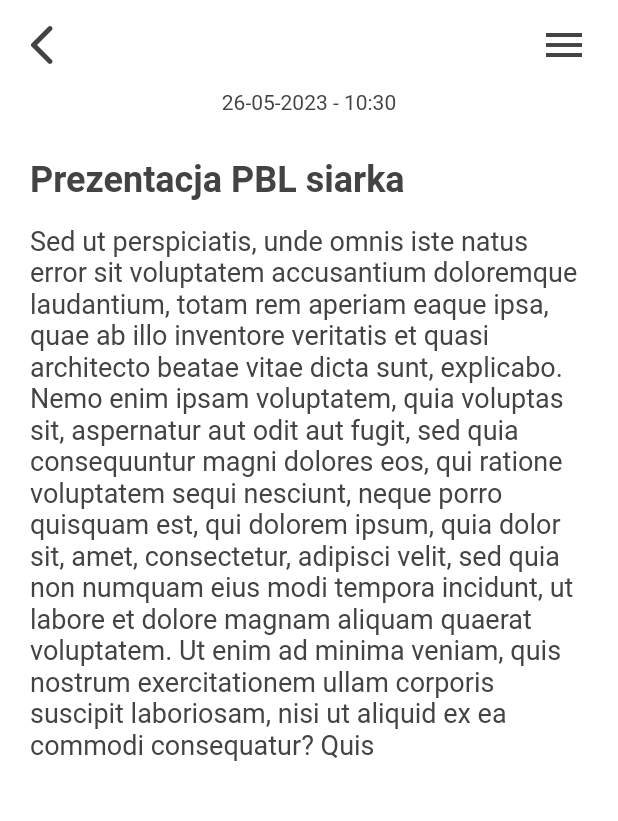
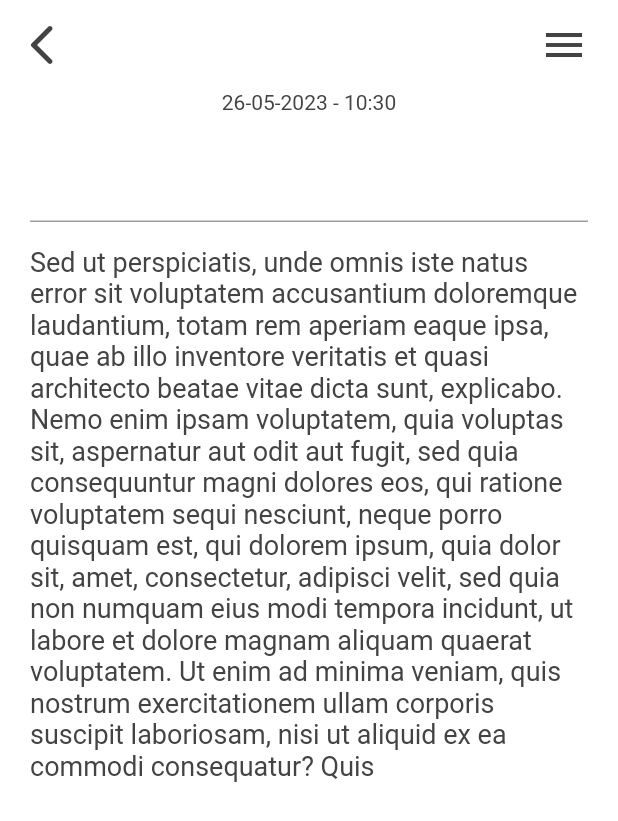
Before and after one commit to mux0nn/text_herring, a Flutter app: the EditPage screen opened directly, on a phone screen of 412 x 824 dp. Shown: the top 821 px of the screen. Run offline on Flutter 3.47's test engine with Material 2 defaults, Android fonts, the phone set to English and light mode, and no system bars; our stand-ins replace speech_to_text; Roboto replaces fonts that are missing (Arial).

Commit message:
Add input as header

```diff
--- a/lib/edit_page.dart
+++ b/lib/edit_page.dart
@@ -60,11 +60,13 @@ class _EditPageState extends State<EditPage> {
                 style: TextStyle(color: mainColor),
               ),
             ),
-            const SizedBox(height: 30),
+            const SizedBox(height: 20),
             Container(
               alignment: Alignment.topLeft,
-              child: Text(
-                header,
+              child: TextFormField(
+                decoration: InputDecoration(
+                  border: UnderlineInputBorder(),
+                ),
                 style: TextStyle(
                   color: mainColor,
                   fontWeight: FontWeight.bold,
--- a/lib/main.dart
+++ b/lib/main.dart
@@ -13,7 +13,7 @@ class MainApp extends StatelessWidget {
   Widget build(BuildContext context) {
     return MaterialApp(
       theme: ThemeData(fontFamily: 'Arial'),
-      home: SpeechText(),
+      home: EditPage(),
       debugShowCheckedModeBanner: false,
     );
   }
```
